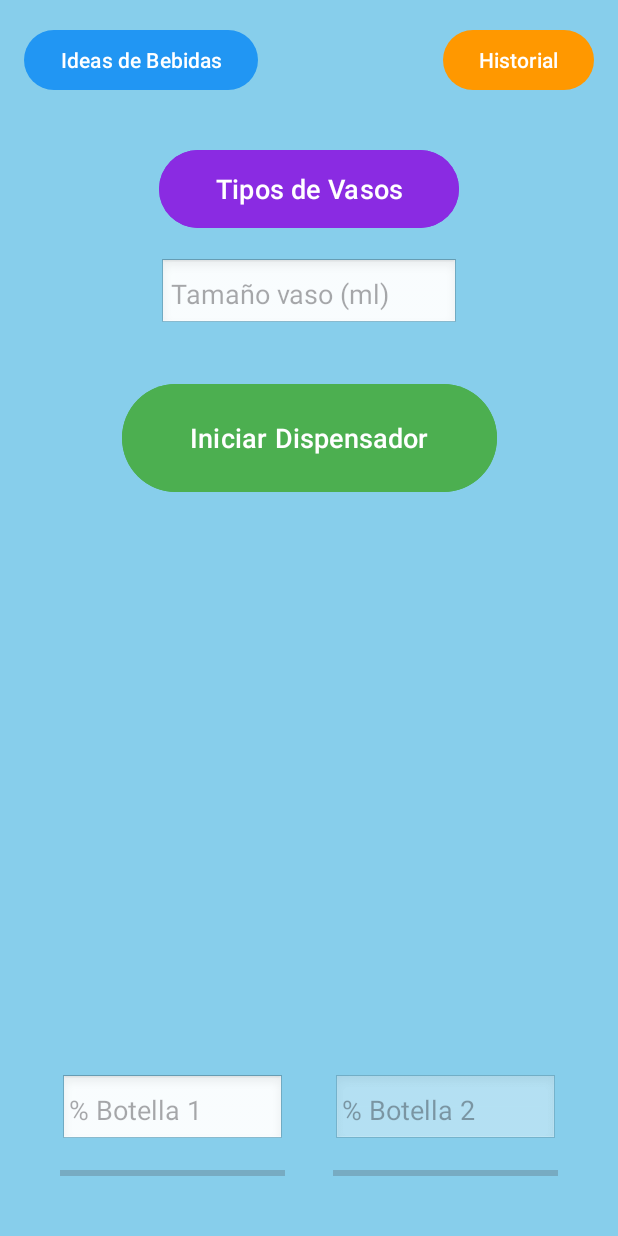
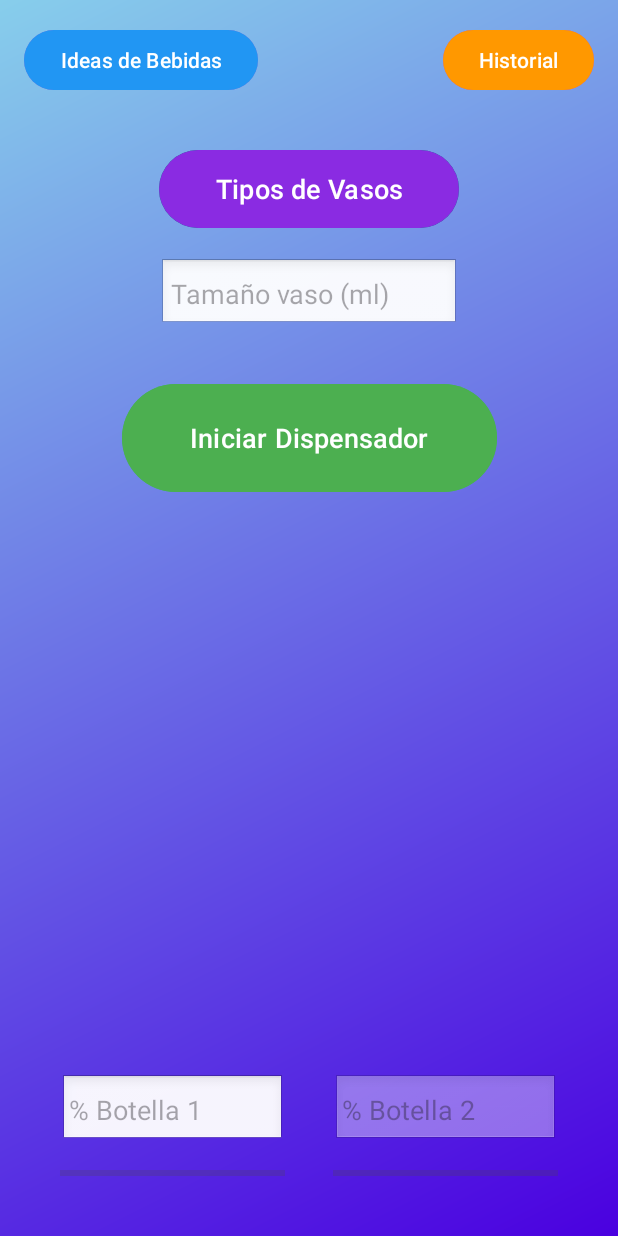
Before and after one commit to GiuliannaDiaz7/DISPENSERAPP, an Android app built with Jetpack Compose: the MainActivity screen opened directly, with no data from a screen before it, on a phone screen of 412 x 824 dp. Run offline under Robolectric (Android 15) with nearby library versions, the phone set to English and light mode, and no system bars.

Commit message:
cambios en las vistas:#

```diff
--- /dev/null
+++ b/app/src/main/res/drawable/bg_gradient.xml
@@ -0,0 +1,11 @@
+<?xml version="1.0" encoding="utf-8"?>
+<shape xmlns:android="http://schemas.android.com/apk/res/android"
+    android:shape="rectangle">
+
+    <gradient
+        android:type="linear"
+        android:angle="135"
+        android:startColor="#4A00E0"
+        android:endColor="#87CEEB"
+        android:dither="true" />
+</shape>
--- a/app/src/main/res/layout/activity_historial.xml
+++ b/app/src/main/res/layout/activity_historial.xml
@@ -4,7 +4,7 @@
     xmlns:app="http://schemas.android.com/apk/res-auto"
     android:layout_width="match_parent"
     android:layout_height="match_parent"
-    android:background="#87CEEB">
+    android:background="@drawable/bg_gradient">
 
     <ScrollView
         android:layout_width="match_parent"
--- a/app/src/main/res/layout/activity_ideas.xml
+++ b/app/src/main/res/layout/activity_ideas.xml
@@ -4,7 +4,7 @@
     xmlns:tools="http://schemas.android.com/tools"
     android:layout_width="match_parent"
     android:layout_height="match_parent"
-    android:background="#ffffff">
+    android:background="@drawable/bg_gradient">
 
     <ScrollView
         android:layout_width="match_parent"
--- a/app/src/main/res/layout/activity_login.xml
+++ b/app/src/main/res/layout/activity_login.xml
@@ -2,7 +2,7 @@
     xmlns:app="http://schemas.android.com/apk/res-auto"
     android:layout_width="match_parent"
     android:layout_height="match_parent"
-    android:background="#87CEEB">
+    android:background="@drawable/bg_gradient">
     <!--  login que veremos con el tiempo como podemos conectarlo, dejalo bonito porfavor , esta pobre we-->
     <Button
         android:id="@+id/btnLogin"
--- a/app/src/main/res/layout/activity_main.xml
+++ b/app/src/main/res/layout/activity_main.xml
@@ -6,7 +6,7 @@
     android:id="@+id/mainLayout"
     android:layout_width="match_parent"
     android:layout_height="match_parent"
-    android:background="#87CEEB">
+    android:background="@drawable/bg_gradient">
 
     <!-- Botones de ideas y historial -->
     <Button
@@ -14,6 +14,7 @@
         android:layout_width="wrap_content"
         android:layout_height="wrap_content"
         android:text="Ideas de Bebidas"
+        android:backgroundTint="#9370DB"
         android:textColor="@android:color/white"
         app:layout_constraintStart_toStartOf="parent"
         app:layout_constraintTop_toTopOf="parent"
@@ -24,6 +25,7 @@
         android:layout_width="wrap_content"
         android:layout_height="wrap_content"
         android:text="Historial"
+        android:backgroundTint="#BA55D3"
         android:textColor="@android:color/white"
         app:layout_constraintEnd_toEndOf="parent"
         app:layout_constraintTop_toTopOf="parent"
@@ -37,7 +39,7 @@
         android:text="Tipos de Vasos"
         android:textSize="18sp"
         android:textColor="@android:color/white"
-        android:backgroundTint="#8A2BE2"
+        android:backgroundTint="#008080"
         android:layout_marginTop="32dp"
         android:gravity="center"
         app:layout_constraintTop_toBottomOf="@id/btnIdeas"
@@ -67,7 +69,7 @@
         android:text="Iniciar Dispensador"
         android:textSize="18sp"
         android:textColor="@android:color/white"
-        android:backgroundTint="#4CAF50"
+        android:backgroundTint="#3CB371"
         app:layout_constraintTop_toBottomOf="@id/etTamano"
         app:layout_constraintStart_toStartOf="parent"
         app:layout_constraintEnd_toEndOf="parent"
@@ -77,8 +79,8 @@
 
     <pl.droidsonroids.gif.GifImageView
         android:id="@+id/gifDispensador"
-        android:layout_width="139dp"
-        android:layout_height="194dp"
+        android:layout_width="169dp"
+        android:layout_height="259dp"
         android:src="@drawable/gifdispensador"
         android:visibility="gone"
         app:layout_constraintTop_toBottomOf="@id/btnIniciar"
--- a/app/src/main/res/layout/activity_splash.xml
+++ b/app/src/main/res/layout/activity_splash.xml
@@ -3,7 +3,7 @@
     xmlns:tools="http://schemas.android.com/tools"
     android:layout_width="match_parent"
     android:layout_height="match_parent"
-    android:background="#87CEEB">
+    android:background="@drawable/bg_gradient">
     <!--  aqui podemos mostrar el logo de la aplicacion ,  tomas elige el logo porfavor y lo pones tu gracia  🥶 -->
     <com.google.android.material.imageview.ShapeableImageView
         android:id="@+id/logoImage"
--- a/app/src/main/res/layout/activity_vasos.xml
+++ b/app/src/main/res/layout/activity_vasos.xml
@@ -3,7 +3,7 @@
     xmlns:tools="http://schemas.android.com/tools"
     android:layout_width="match_parent"
     android:layout_height="match_parent"
-    android:background="#000000">
+    android:background="@drawable/bg_gradient">
 
     <LinearLayout
         android:layout_width="match_parent"
```
